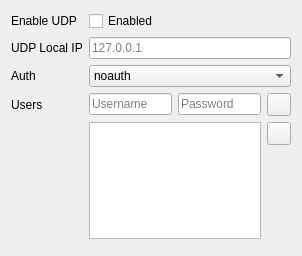
This is src/plugins/protocols/ui/inbound/socksin.ui in Qv2ray/Qv2ray as Qt 5 draws it before an edit. The edited form follows.
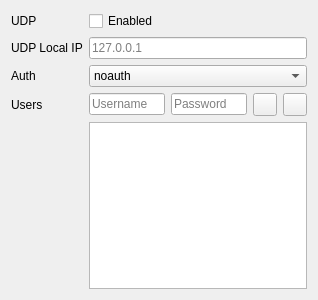
This is the edited form. Icons and pictures are not drawn.

```diff
--- a/src/plugins/protocols/ui/inbound/socksin.ui
+++ b/src/plugins/protocols/ui/inbound/socksin.ui
@@ -6,8 +6,8 @@
    <rect>
     <x>0</x>
     <y>0</y>
-    <width>302</width>
-    <height>256</height>
+    <width>318</width>
+    <height>300</height>
    </rect>
   </property>
   <property name="windowTitle">
@@ -17,7 +17,7 @@
    <item row="0" column="0">
     <widget class="QLabel" name="label_20">
      <property name="text">
-      <string>Enable UDP</string>
+      <string>UDP</string>
      </property>
      <property name="buddy">
       <cstring>socksUDPCB</cstring>
@@ -80,22 +80,24 @@
     </widget>
    </item>
    <item row="3" column="1">
-    <layout class="QGridLayout" name="gridLayout">
-     <item row="0" column="0">
+    <layout class="QVBoxLayout" name="verticalLayout">
+     <item>
+      <layout class="QHBoxLayout" name="horizontalLayout">
+       <item>
       <widget class="QLineEdit" name="socksAddUserTxt">
        <property name="placeholderText">
         <string>Username</string>
        </property>
       </widget>
      </item>
-     <item row="0" column="1">
+       <item>
       <widget class="QLineEdit" name="socksAddPasswordTxt">
        <property name="placeholderText">
         <string>Password</string>
        </property>
       </widget>
      </item>
-     <item row="0" column="2">
+       <item>
       <widget class="QToolButton" name="socksAddUserBtn">
        <property name="icon">
         <iconset resource="../../../../../resources.new.qrc">
@@ -103,10 +105,7 @@
        </property>
       </widget>
      </item>
-     <item row="1" column="0" rowspan="2" colspan="2">
-      <widget class="QListWidget" name="socksAccountListBox"/>
-     </item>
-     <item row="1" column="2">
+       <item>
       <widget class="QToolButton" name="socksRemoveUserBtn">
        <property name="icon">
         <iconset resource="../../../../../resources.new.qrc">
@@ -114,33 +113,12 @@
        </property>
       </widget>
      </item>
-     <item row="2" column="2">
-      <spacer name="verticalSpacer">
-       <property name="orientation">
-        <enum>Qt::Vertical</enum>
-       </property>
-       <property name="sizeHint" stdset="0">
-        <size>
-         <width>20</width>
-         <height>40</height>
-        </size>
-       </property>
-      </spacer>
-     </item>
-    </layout>
-   </item>
-   <item row="4" column="0" colspan="2">
-    <spacer name="verticalSpacer_2">
-     <property name="orientation">
-      <enum>Qt::Vertical</enum>
-     </property>
-     <property name="sizeHint" stdset="0">
-      <size>
-       <width>20</width>
-       <height>40</height>
-      </size>
-     </property>
-    </spacer>
+      </layout>
+     </item>
+     <item>
+      <widget class="QListWidget" name="socksAccountListBox"/>
+     </item>
+    </layout>
    </item>
   </layout>
  </widget>
```
Lines whose indentation alone changed are shown as unchanged.
